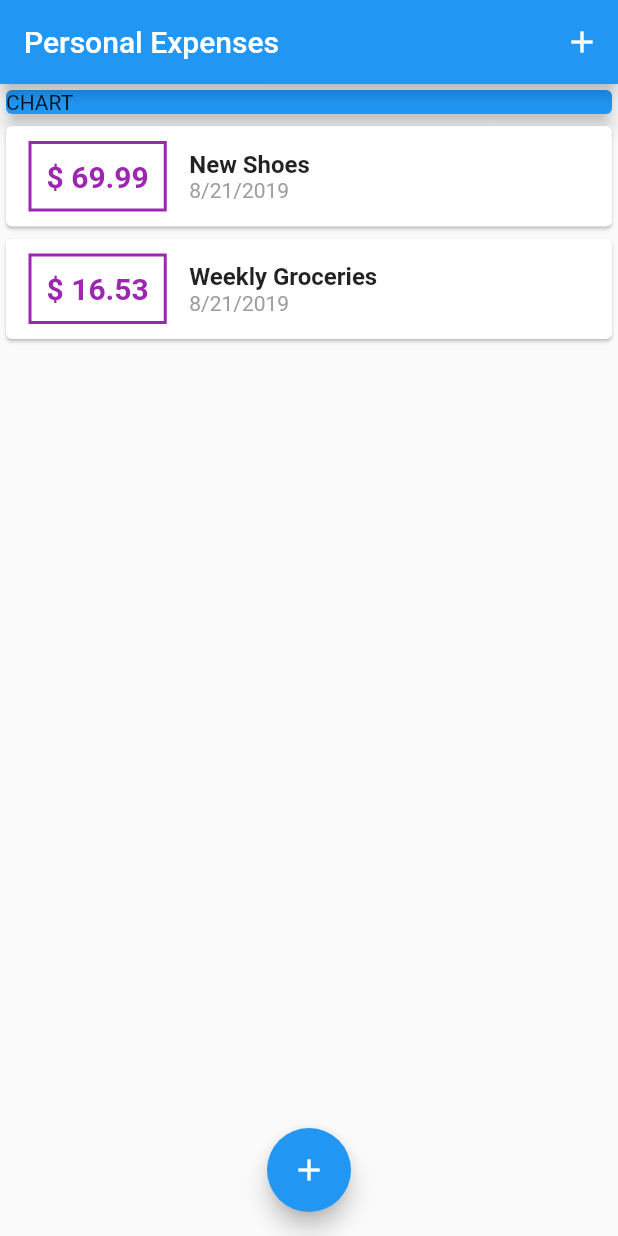
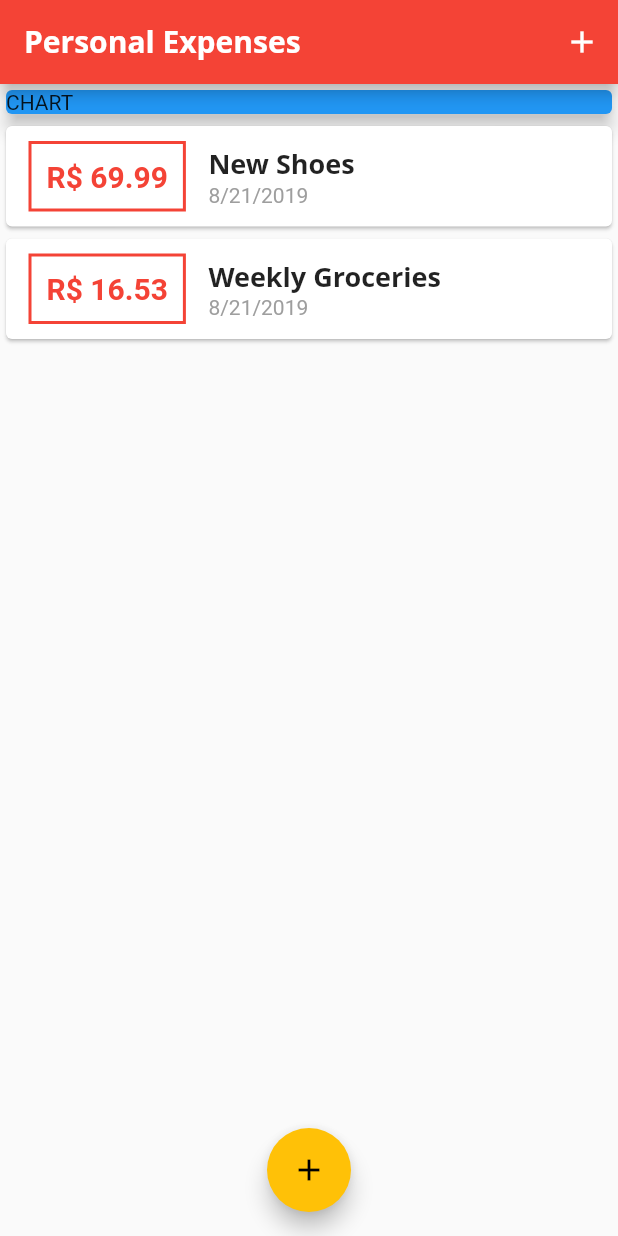
Before and after one commit to hewerthomn/flutter_complete_guide, a Flutter app: the screen it shows after launch, on a phone screen of 412 x 824 dp. Run offline on Flutter 3.47's test engine with Material 2 defaults, Android fonts, the phone set to English and light mode, and no system bars; Roboto replaces fonts that are missing (Open Sans).

Commit message:
Whatever will be, will be 8{

```diff
--- a/lib/main.dart
+++ b/lib/main.dart
@@ -1,7 +1,7 @@
 import 'package:flutter/material.dart';
-import 'package:flutter_complete_guide/widgets/transaction_list.dart';
 
 import './models/transaction.dart';
+import './widgets/transaction_list.dart';
 import './widgets/new_transaction.dart';
 
 void main() => runApp(MyApp());
@@ -11,6 +11,27 @@ class MyApp extends StatelessWidget {
   Widget build(BuildContext context) {
     return MaterialApp(
       title: 'Personal Expenses',
+      theme: ThemeData(
+        primarySwatch: Colors.red,
+        accentColor: Colors.amber,
+        fontFamily: 'Quicksand',
+        textTheme: ThemeData.light().textTheme.copyWith(
+              title: TextStyle(
+                fontFamily: 'Open Sans',
+                fontSize: 18,
+                fontWeight: FontWeight.bold,
+              ),
+            ),
+        appBarTheme: AppBarTheme(
+          textTheme: ThemeData.light().textTheme.copyWith(
+                title: TextStyle(
+                  fontFamily: 'Open Sans',
+                  fontSize: 20,
+                  fontWeight: FontWeight.bold,
+                ),
+              ),
+        ),
+      ),
       home: MyHomePage(),
     );
   }
@@ -42,6 +63,7 @@ class _MyHomePageState extends State<MyHomePage> {
 
   void _addNewTransaction(String txTitle, double txAmount) {
     final newTx = Transaction(
+      id: DateTime.now().toString(),
       title: txTitle,
       amount: txAmount,
       date: DateTime.now(),
--- a/lib/widgets/transaction_list.dart
+++ b/lib/widgets/transaction_list.dart
@@ -24,17 +24,18 @@ class TransactionList extends StatelessWidget {
                   ),
                   decoration: BoxDecoration(
                     border: Border.all(
-                        color: Colors.purple,
+                      color: Theme.of(context).primaryColor,
                       width: 2,
                     ),
                   ),
                   padding: EdgeInsets.all(10),
                   child: Text(
-                      '\$ ${transactions[index].amount.toStringAsFixed(2)}',
+                    'R\$ ${transactions[index].amount.toStringAsFixed(2)}',
                     style: TextStyle(
                       fontWeight: FontWeight.bold,
                       fontSize: 20,
-                          color: Colors.purple),
+                      color: Theme.of(context).primaryColor,
+                    ),
                   ),
                 ),
                 Column(
@@ -42,10 +43,7 @@ class TransactionList extends StatelessWidget {
                   children: <Widget>[
                     Text(
                       transactions[index].title,
-                        style: TextStyle(
-                          fontSize: 16,
-                          fontWeight: FontWeight.bold,
-                        ),
+                      style: Theme.of(context).textTheme.title,
                     ),
                     Text(
                       DateFormat.yMd().format(transactions[index].date),
```
Also changed, not shown: lib/widgets/user_transactions.dart (deleted, +0 -24 lines), pubspec.yaml (+12 -12 lines), assets/fonts/OpenSans-Bold.ttf (added), assets/fonts/OpenSans-Regular.ttf (added), assets/fonts/Quicksand-Bold.ttf (added), assets/fonts/Quicksand-Light.ttf (added), assets/fonts/Quicksand-Medium.ttf (added), assets/fonts/Quicksand-Regular.ttf (added). Lines whose indentation alone changed are shown as unchanged.
